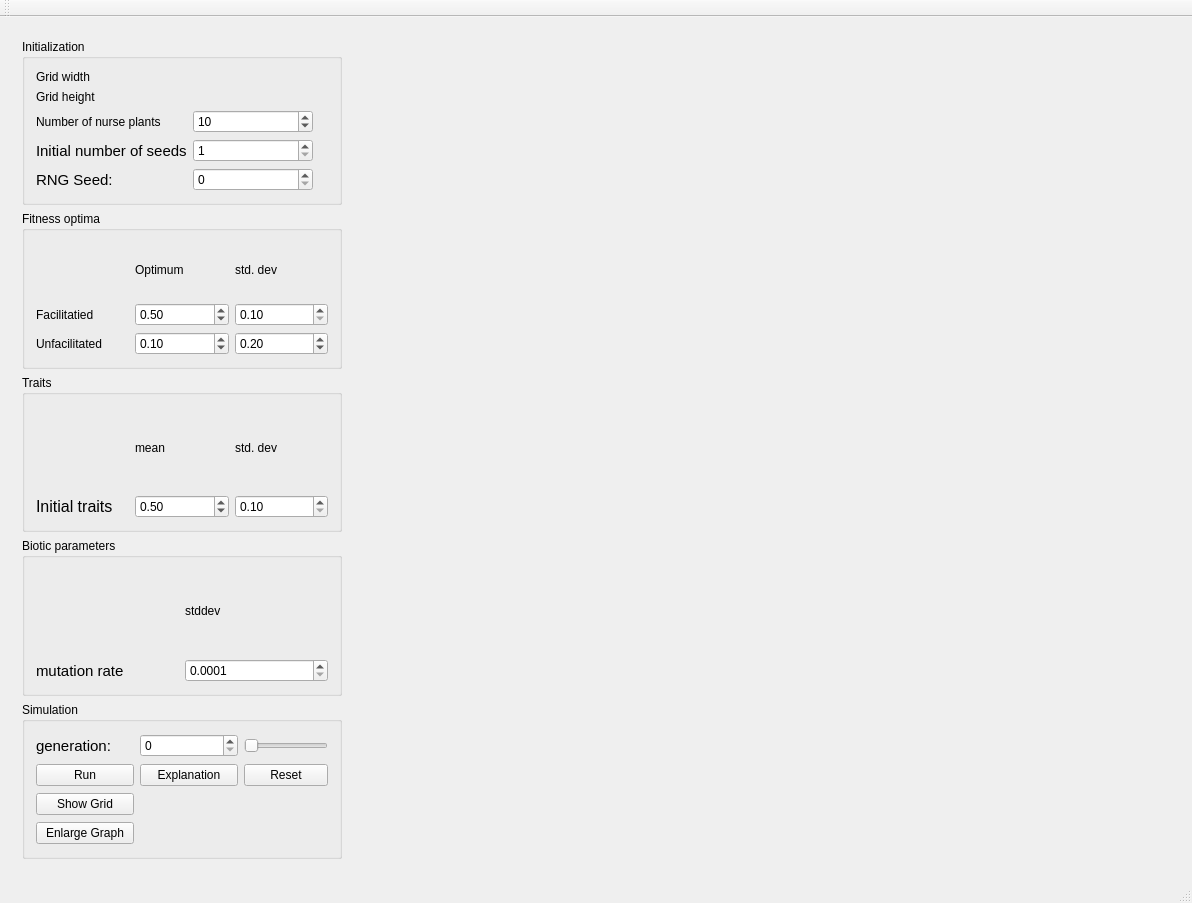
Before: the Qt Designer form mainwindow.ui in JeroenN/SpatialModel, drawn with Qt 5.
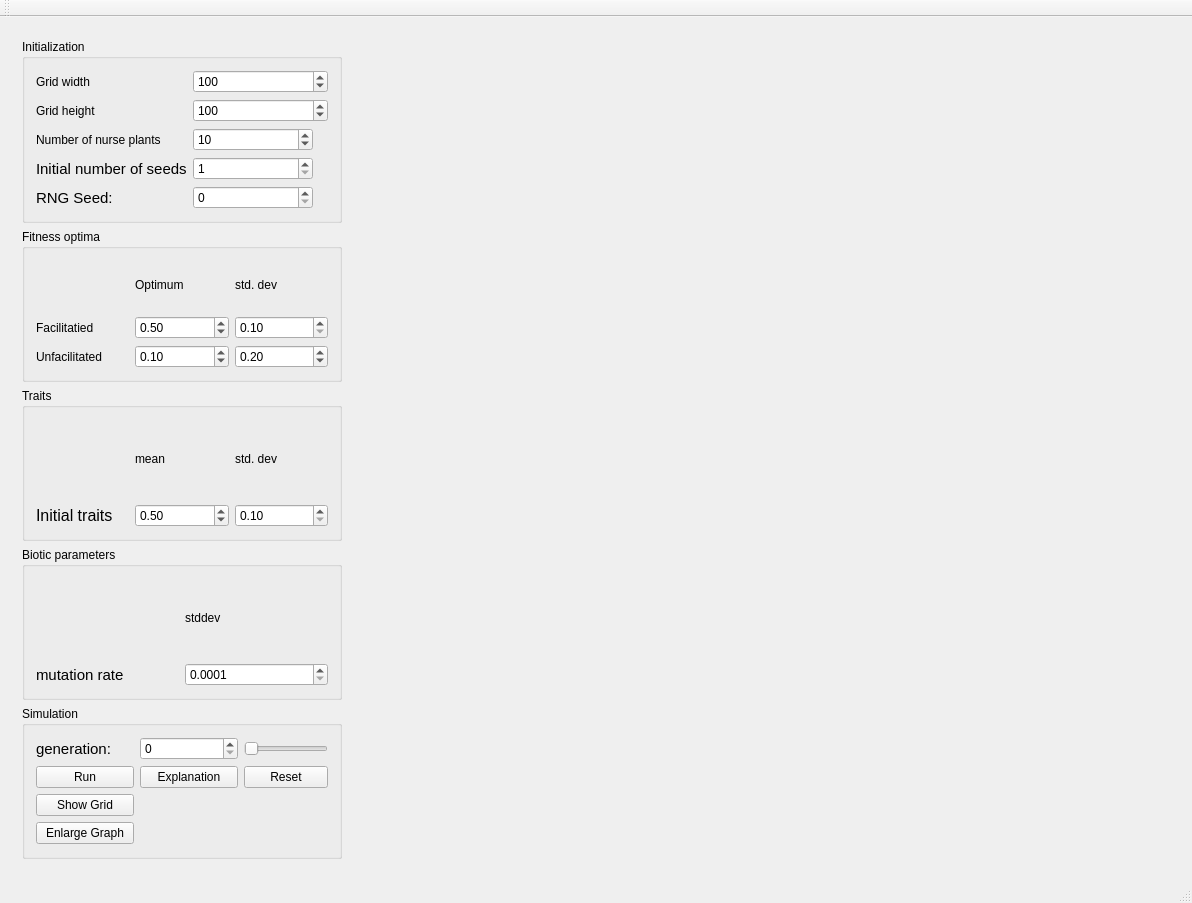
After: the same form once the commit is applied.

Commit message: Grid used

Diff of the .ui file:
```diff
--- a/mainwindow.ui
+++ b/mainwindow.ui
@@ -129,6 +129,32 @@
             </property>
            </widget>
           </item>
+          <item row="0" column="1">
+           <widget class="QSpinBox" name="box_grid_width">
+            <property name="minimum">
+             <number>1</number>
+            </property>
+            <property name="maximum">
+             <number>10000</number>
+            </property>
+            <property name="value">
+             <number>100</number>
+            </property>
+           </widget>
+          </item>
+          <item row="1" column="1">
+           <widget class="QSpinBox" name="box_grid_height">
+            <property name="minimum">
+             <number>1</number>
+            </property>
+            <property name="maximum">
+             <number>10000</number>
+            </property>
+            <property name="value">
+             <number>100</number>
+            </property>
+           </widget>
+          </item>
          </layout>
         </widget>
        </item>
```
The commit also changes 1 other file.
